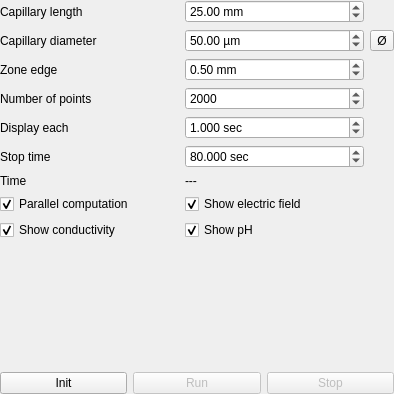
Old version of the form src/computecontrol.ui in the repository hobrasoft/simul6.
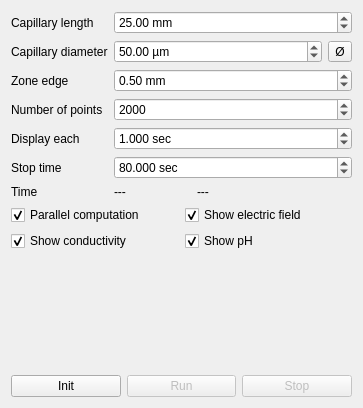
New version of the form.

Commit message: Shows elapsed time

What changed in the file:
```diff
--- a/src/computecontrol.ui
+++ b/src/computecontrol.ui
@@ -6,8 +6,8 @@
    <rect>
     <x>0</x>
     <y>0</y>
-    <width>394</width>
-    <height>394</height>
+    <width>363</width>
+    <height>408</height>
    </rect>
   </property>
   <property name="sizePolicy">
@@ -19,121 +19,20 @@
   <property name="windowTitle">
    <string>Compute control</string>
   </property>
-  <layout class="QGridLayout" name="gridLayout_2">
-   <property name="leftMargin">
-    <number>0</number>
-   </property>
-   <property name="topMargin">
-    <number>0</number>
-   </property>
-   <property name="rightMargin">
-    <number>0</number>
-   </property>
-   <property name="bottomMargin">
-    <number>0</number>
-   </property>
-   <item row="2" column="0">
-    <layout class="QHBoxLayout" name="horizontalLayout">
-     <item>
-      <widget class="QPushButton" name="f_init">
-       <property name="text">
-        <string>Init</string>
-       </property>
-      </widget>
-     </item>
-     <item>
-      <widget class="QPushButton" name="f_run">
-       <property name="enabled">
-        <bool>false</bool>
-       </property>
-       <property name="text">
-        <string>Run</string>
-       </property>
-      </widget>
-     </item>
-     <item>
-      <widget class="QPushButton" name="f_stop">
-       <property name="enabled">
-        <bool>false</bool>
-       </property>
-       <property name="text">
-        <string>Stop</string>
-       </property>
-      </widget>
-     </item>
-    </layout>
-   </item>
-   <item row="1" column="0">
-    <spacer name="verticalSpacer">
-     <property name="orientation">
-      <enum>Qt::Vertical</enum>
-     </property>
-     <property name="sizeHint" stdset="0">
-      <size>
-       <width>20</width>
-       <height>0</height>
-      </size>
-     </property>
-    </spacer>
-   </item>
+  <layout class="QGridLayout" name="gridLayout_3">
    <item row="0" column="0">
     <layout class="QGridLayout" name="gridLayout">
-     <item row="8" column="1">
-      <widget class="QCheckBox" name="f_show_ph">
+     <item row="0" column="0">
+      <widget class="QLabel" name="label_2">
        <property name="text">
-        <string>Show pH</string>
+        <string>Capillary length</string>
        </property>
-       <property name="checked">
-        <bool>true</bool>
-       </property>
       </widget>
      </item>
-     <item row="4" column="0">
-      <widget class="QLabel" name="label_4">
+     <item row="1" column="3">
+      <widget class="QToolButton" name="f_crosssection">
        <property name="text">
-        <string>Display each</string>
-       </property>
-      </widget>
-     </item>
-     <item row="6" column="1">
-      <widget class="QLabel" name="f_time">
-       <property name="sizePolicy">
-        <sizepolicy hsizetype="Preferred" vsizetype="Minimum">
-         <horstretch>2</horstretch>
-         <verstretch>0</verstretch>
-        </sizepolicy>
-       </property>
-       <property name="text">
-        <string>---</string>
-       </property>
-      </widget>
-     </item>
-     <item row="6" column="0">
-      <widget class="QLabel" name="label">
-       <property name="sizePolicy">
-        <sizepolicy hsizetype="Preferred" vsizetype="Minimum">
-         <horstretch>2</horstretch>
-         <verstretch>0</verstretch>
-        </sizepolicy>
-       </property>
-       <property name="text">
-        <string>Time</string>
-       </property>
-      </widget>
-     </item>
-     <item row="5" column="1">
-      <widget class="QDoubleSpinBox" name="f_timestop">
-       <property name="suffix">
-        <string> sec</string>
-       </property>
-       <property name="decimals">
-        <number>3</number>
-       </property>
-       <property name="maximum">
-        <double>1000000.000000000000000</double>
-       </property>
-       <property name="value">
-        <double>80.000000000000000</double>
+        <string>Ø</string>
        </property>
       </widget>
      </item>
@@ -144,17 +43,7 @@
        </property>
       </widget>
      </item>
-     <item row="7" column="0">
-      <widget class="QCheckBox" name="f_parallel">
-       <property name="text">
-        <string>Parallel computation</string>
-       </property>
-       <property name="checked">
-        <bool>true</bool>
-       </property>
-      </widget>
-     </item>
-     <item row="0" column="1">
+     <item row="0" column="1" colspan="3">
       <widget class="QDoubleSpinBox" name="f_caplen">
        <property name="suffix">
         <string> mm</string>
@@ -170,21 +59,21 @@
        </property>
       </widget>
      </item>
-     <item row="5" column="0">
-      <widget class="QLabel" name="label_5">
+     <item row="1" column="0">
+      <widget class="QLabel" name="label_7">
        <property name="text">
-        <string>Stop time</string>
+        <string>Capillary diameter</string>
        </property>
       </widget>
      </item>
-     <item row="0" column="0">
-      <widget class="QLabel" name="label_2">
+     <item row="4" column="0">
+      <widget class="QLabel" name="label_4">
        <property name="text">
-        <string>Capillary length</string>
+        <string>Display each</string>
        </property>
       </widget>
      </item>
-     <item row="3" column="1">
+     <item row="3" column="1" colspan="3">
       <widget class="QSpinBox" name="f_np">
        <property name="maximum">
         <number>100000</number>
@@ -194,20 +83,52 @@
        </property>
       </widget>
      </item>
-     <item row="2" column="1">
-      <widget class="QDoubleSpinBox" name="f_bw">
+     <item row="5" column="1" colspan="3">
+      <widget class="QDoubleSpinBox" name="f_timestop">
        <property name="suffix">
-        <string> mm</string>
+        <string> sec</string>
+       </property>
+       <property name="decimals">
+        <number>3</number>
+       </property>
+       <property name="maximum">
+        <double>1000000.000000000000000</double>
        </property>
        <property name="value">
-        <double>0.500000000000000</double>
+        <double>80.000000000000000</double>
        </property>
       </widget>
      </item>
-     <item row="1" column="0">
-      <widget class="QLabel" name="label_7">
+     <item row="6" column="0">
+      <widget class="QLabel" name="label">
+       <property name="sizePolicy">
+        <sizepolicy hsizetype="Preferred" vsizetype="Minimum">
+         <horstretch>1</horstretch>
+         <verstretch>0</verstretch>
+        </sizepolicy>
+       </property>
        <property name="text">
-        <string>Capillary diameter</string>
+        <string>Time</string>
+       </property>
+      </widget>
+     </item>
+     <item row="5" column="0">
+      <widget class="QLabel" name="label_5">
+       <property name="text">
+        <string>Stop time</string>
+       </property>
+      </widget>
+     </item>
+     <item row="6" column="2" colspan="2">
+      <widget class="QLabel" name="f_time_elapsed">
+       <property name="sizePolicy">
+        <sizepolicy hsizetype="Preferred" vsizetype="Preferred">
+         <horstretch>5</horstretch>
+         <verstretch>0</verstretch>
+        </sizepolicy>
+       </property>
+       <property name="text">
+        <string>---</string>
        </property>
       </widget>
      </item>
@@ -218,7 +139,46 @@
        </property>
       </widget>
      </item>
-     <item row="1" column="1">
+     <item row="4" column="1" colspan="3">
+      <widget class="QDoubleSpinBox" name="f_timeinterval">
+       <property name="suffix">
+        <string> sec</string>
+       </property>
+       <property name="decimals">
+        <number>3</number>
+       </property>
+       <property name="maximum">
+        <double>10000.000000000000000</double>
+       </property>
+       <property name="value">
+        <double>1.000000000000000</double>
+       </property>
+      </widget>
+     </item>
+     <item row="6" column="1">
+      <widget class="QLabel" name="f_time">
+       <property name="sizePolicy">
+        <sizepolicy hsizetype="Preferred" vsizetype="Minimum">
+         <horstretch>3</horstretch>
+         <verstretch>0</verstretch>
+        </sizepolicy>
+       </property>
+       <property name="text">
+        <string>---</string>
+       </property>
+      </widget>
+     </item>
+     <item row="2" column="1" colspan="3">
+      <widget class="QDoubleSpinBox" name="f_bw">
+       <property name="suffix">
+        <string> mm</string>
+       </property>
+       <property name="value">
+        <double>0.500000000000000</double>
+       </property>
+      </widget>
+     </item>
+     <item row="1" column="1" colspan="2">
       <widget class="QDoubleSpinBox" name="f_diameter">
        <property name="suffix">
         <string> µm</string>
@@ -231,33 +191,21 @@
        </property>
       </widget>
      </item>
-     <item row="8" column="0">
-      <widget class="QCheckBox" name="f_show_kapa">
+    </layout>
+   </item>
+   <item row="1" column="0">
+    <layout class="QGridLayout" name="gridLayout_2">
+     <item row="0" column="0">
+      <widget class="QCheckBox" name="f_parallel">
        <property name="text">
-        <string>Show conductivity</string>
+        <string>Parallel computation</string>
        </property>
        <property name="checked">
         <bool>true</bool>
        </property>
       </widget>
      </item>
-     <item row="4" column="1">
-      <widget class="QDoubleSpinBox" name="f_timeinterval">
-       <property name="suffix">
-        <string> sec</string>
-       </property>
-       <property name="decimals">
-        <number>3</number>
-       </property>
-       <property name="maximum">
-        <double>10000.000000000000000</double>
-       </property>
-       <property name="value">
-        <double>1.000000000000000</double>
-       </property>
-      </widget>
-     </item>
-     <item row="7" column="1">
+     <item row="0" column="1">
       <widget class="QCheckBox" name="f_show_e">
        <property name="text">
         <string>Show electric field</string>
@@ -267,10 +215,67 @@
        </property>
       </widget>
      </item>
-     <item row="1" column="2">
-      <widget class="QToolButton" name="f_crosssection">
+     <item row="1" column="0">
+      <widget class="QCheckBox" name="f_show_kapa">
        <property name="text">
-        <string>Ø</string>
+        <string>Show conductivity</string>
+       </property>
+       <property name="checked">
+        <bool>true</bool>
+       </property>
+      </widget>
+     </item>
+     <item row="1" column="1">
+      <widget class="QCheckBox" name="f_show_ph">
+       <property name="text">
+        <string>Show pH</string>
+       </property>
+       <property name="checked">
+        <bool>true</bool>
+       </property>
+      </widget>
+     </item>
+    </layout>
+   </item>
+   <item row="2" column="0">
+    <spacer name="verticalSpacer">
+     <property name="orientation">
+      <enum>Qt::Vertical</enum>
+     </property>
+     <property name="sizeHint" stdset="0">
+      <size>
+       <width>20</width>
+       <height>0</height>
+      </size>
+     </property>
+    </spacer>
+   </item>
+   <item row="3" column="0">
+    <layout class="QHBoxLayout" name="horizontalLayout">
+     <item>
+      <widget class="QPushButton" name="f_init">
+       <property name="text">
+        <string>Init</string>
+       </property>
+      </widget>
+     </item>
+     <item>
+      <widget class="QPushButton" name="f_run">
+       <property name="enabled">
+        <bool>false</bool>
+       </property>
+       <property name="text">
+        <string>Run</string>
+       </property>
+      </widget>
+     </item>
+     <item>
+      <widget class="QPushButton" name="f_stop">
+       <property name="enabled">
+        <bool>false</bool>
+       </property>
+       <property name="text">
+        <string>Stop</string>
        </property>
       </widget>
      </item>
```
Left out of the diff: 5 changed lines with no effect on the pictures. The commit also changes 9 other files.
